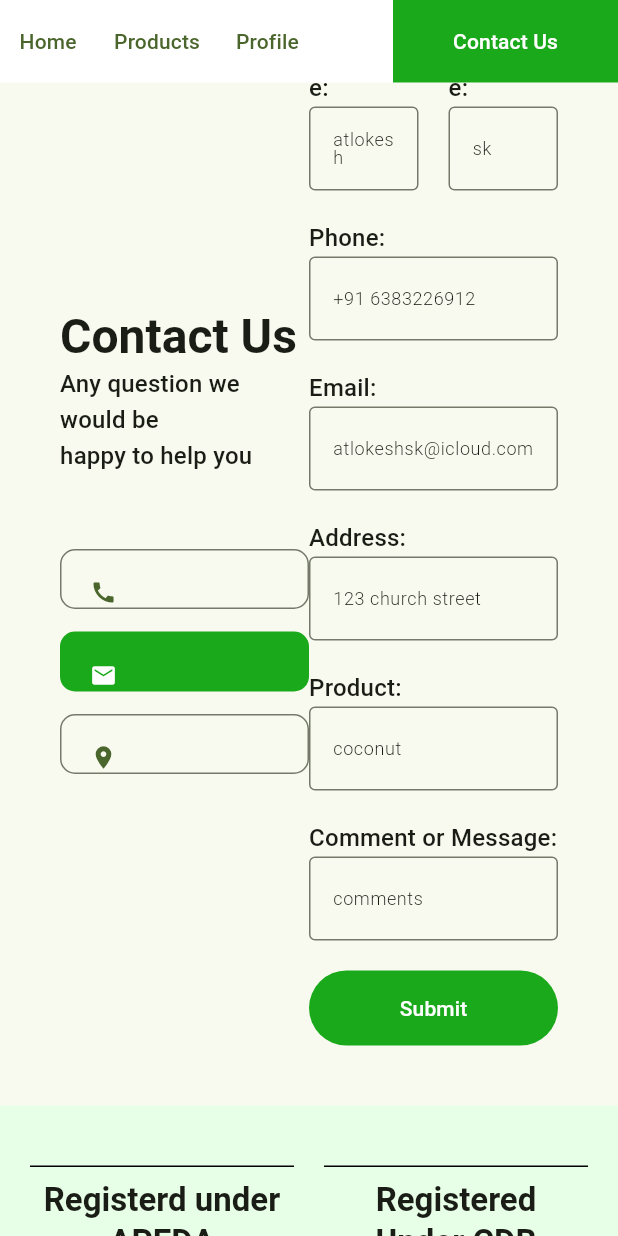
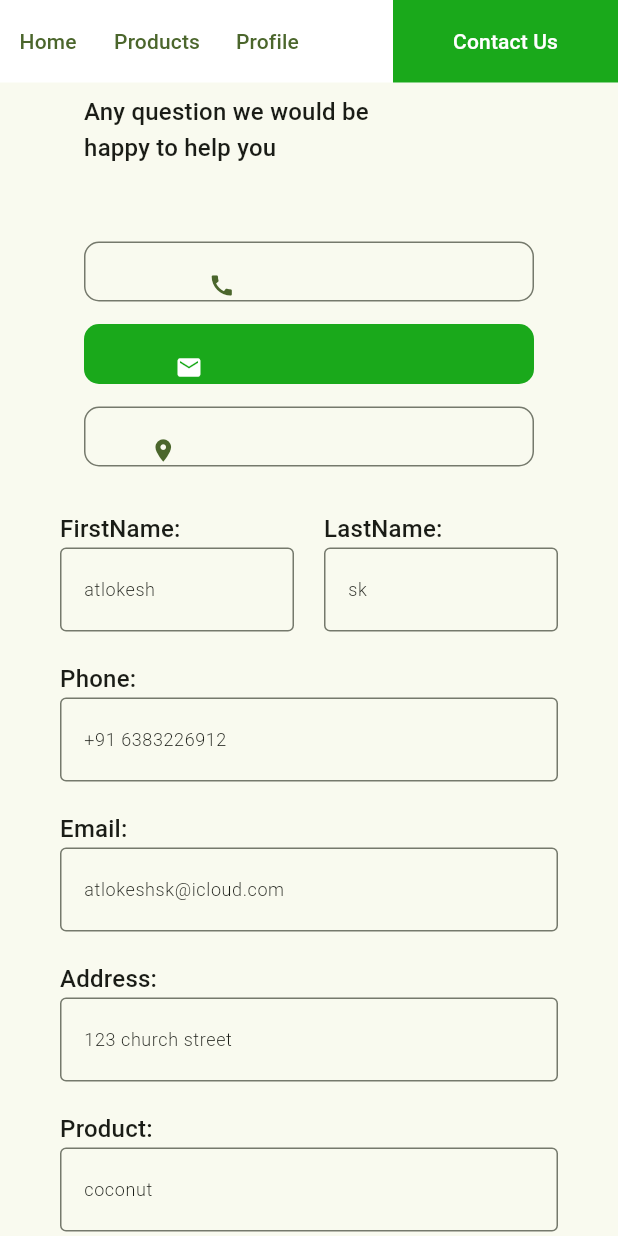
Before and after one commit to atlokeshsk/jjinternational, a Flutter app: the ContactUsScreen widget shown alone on an empty page, opened directly, scrolled down 576 dp, on a phone screen of 412 x 824 dp. Run offline on Flutter 3.47's test engine with Material 3 defaults, Android fonts, the phone set to English and light mode, and no system bars.

Commit message:
completed the contact form and added responsivnes

```diff
--- a/lib/components/footer.dart
+++ b/lib/components/footer.dart
@@ -8,7 +8,6 @@ class Footer extends StatelessWidget {
   @override
   Widget build(BuildContext context) {
     return LayoutBuilder(builder: (context, constraints) {
-      print(constraints.maxWidth);
       return Container(
         color: AppConstant.pageBannerBackground,
         child: Padding(
--- a/lib/components/product_grid.dart
+++ b/lib/components/product_grid.dart
@@ -10,7 +10,6 @@ class ProductGrid extends StatelessWidget {
   @override
   Widget build(BuildContext context) {
     return LayoutBuilder(builder: (context, constraints) {
-      print(constraints.maxWidth);
       return Center(
         child: SizedBox(
           width: constraints.maxWidth < 902 ? 500 : 1000,
--- a/lib/screens/contactus_screen.dart
+++ b/lib/screens/contactus_screen.dart
@@ -27,7 +27,24 @@ class ContactUsScreen extends StatelessWidget {
           ),
           //Contactus form
           SliverToBoxAdapter(
-            child: Center(
+            child: constraints.maxWidth < 693
+                ? Center(
+                    child: ConstrainedBox(
+                      constraints: const BoxConstraints(maxWidth: 500),
+                      child: const Padding(
+                        padding:
+                            EdgeInsets.symmetric(vertical: 40, horizontal: 40),
+                        child: Column(
+                          children: [
+                            ContactInfo(),
+                            SizedBox(height: 30),
+                            ContactForm(),
+                          ],
+                        ),
+                      ),
+                    ),
+                  )
+                : Center(
                     child: ConstrainedBox(
                       constraints: const BoxConstraints(maxWidth: 1000),
                       child: const Padding(
```
Lines whose indentation alone changed are shown as unchanged.
